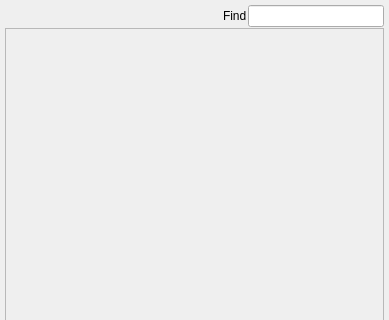
Qt form Maya_Tools/Developer/Main/UI/shader_Validator.ui (code-google-com/mayatools) before a commit; both pictures show x 0 to 389 and y 0 to 320 of the 389 by 814 pixel window.
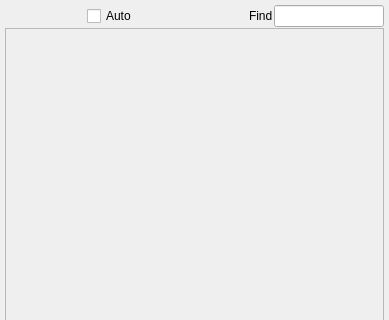
The same form after that commit. Icons and pictures are not drawn.

The edit to the form file:
```diff
--- a/Maya_Tools/Developer/Main/UI/shader_Validator.ui
+++ b/Maya_Tools/Developer/Main/UI/shader_Validator.ui
@@ -66,6 +66,13 @@
         </property>
        </widget>
       </item>
+      <item>
+       <widget class="QCheckBox" name="chkAuto">
+        <property name="text">
+         <string>Auto</string>
+        </property>
+       </widget>
+      </item>
       <item>
        <spacer name="horizontalSpacer">
         <property name="orientation">
```
Left out of the diff: 4 changed lines with no effect on the pictures.
